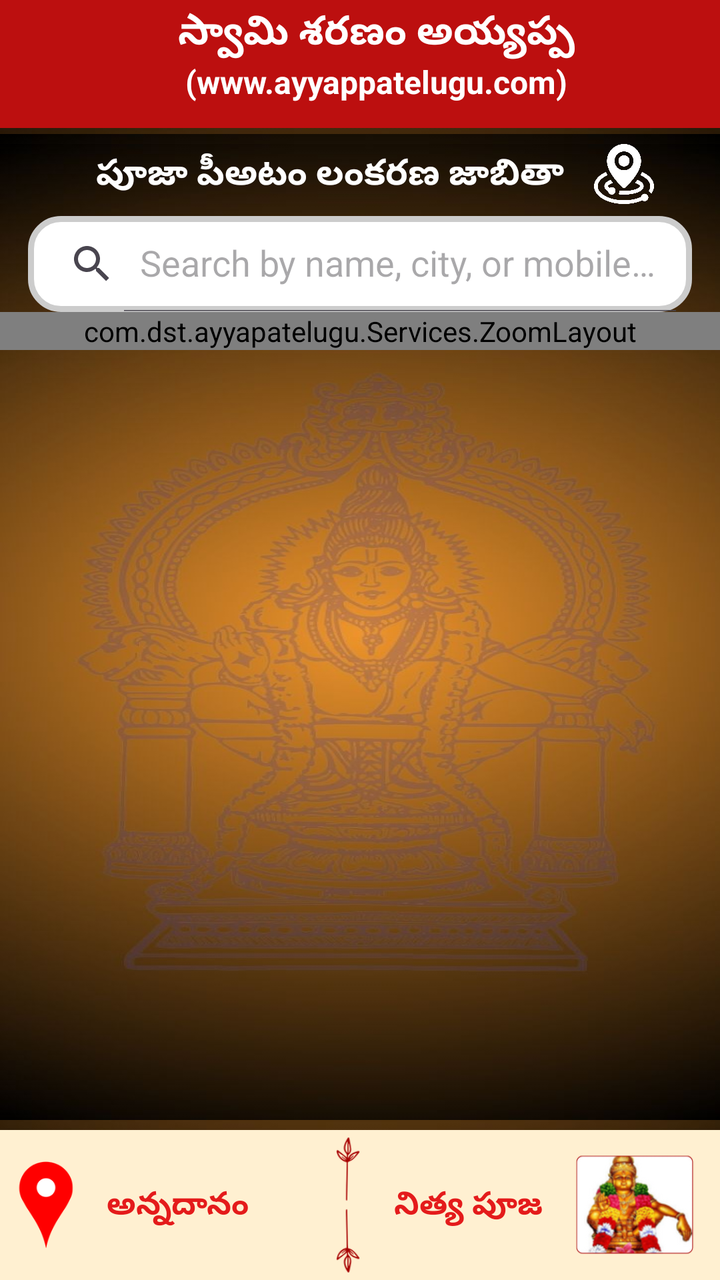
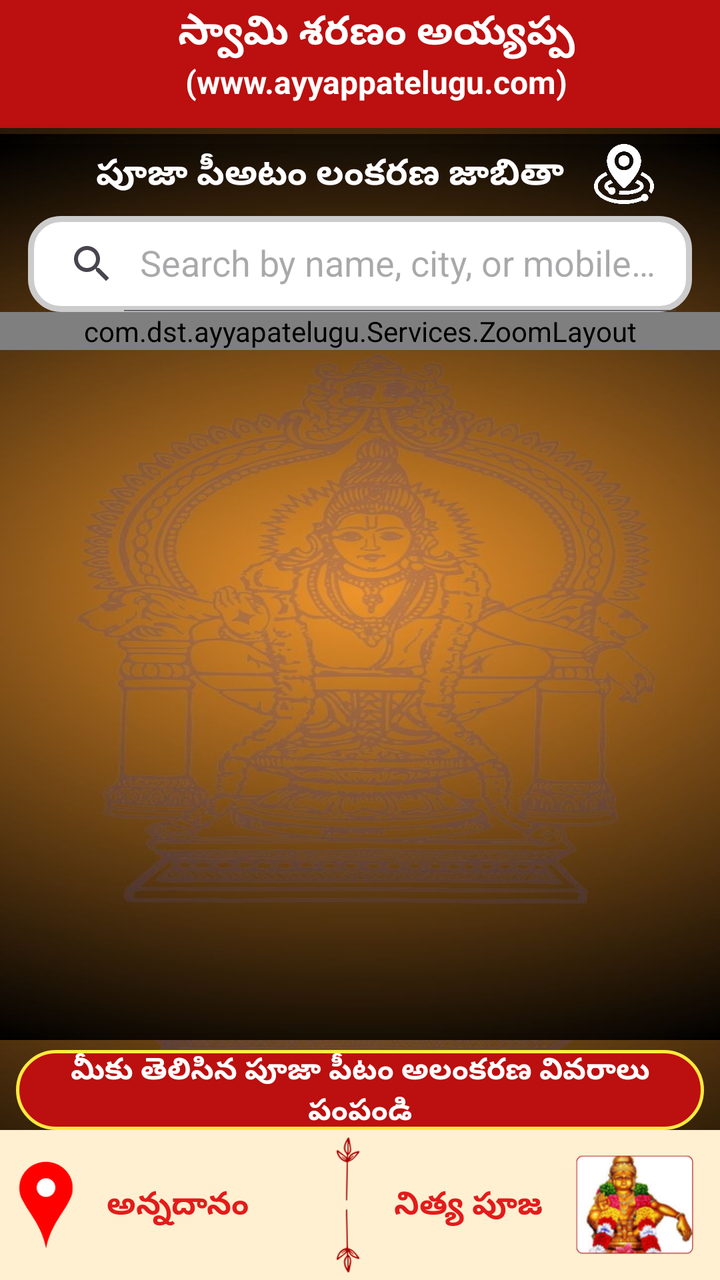

Compare the two renders of this Android layout. The source of the first and the diff that turns it into the second are given below.
<!-- AndroidManifest.xml: application theme Theme.AyyapaTelugu -->
<!-- res/layout/activity_ayyappa_petam_list.xml -->
<?xml version="1.0" encoding="utf-8"?>
<androidx.coordinatorlayout.widget.CoordinatorLayout xmlns:android="http://schemas.android.com/apk/res/android"
    xmlns:app="http://schemas.android.com/apk/res-auto"
    xmlns:tools="http://schemas.android.com/tools"
    android:layout_width="match_parent"
    android:layout_height="match_parent"
    android:background="@drawable/bg_logo"
    android:fitsSystemWindows="true"
    tools:context=".HomeActivity">
    <com.google.android.material.appbar.AppBarLayout
        android:layout_width="match_parent"
        android:layout_height="wrap_content"
        android:background="#BC0F0F">
        <androidx.appcompat.widget.Toolbar
            android:id="@+id/toolbar"
            android:layout_width="match_parent"
            android:layout_height="wrap_content"
            android:background="#BC0F0F"
            >
            <include
                layout="@layout/headr_toolbar"
                android:layout_width="match_parent"
                android:layout_height="match_parent"
                />
        </androidx.appcompat.widget.Toolbar>
    </com.google.android.material.appbar.AppBarLayout>

    <include
        layout="@layout/ayyaapa_poojapetam_list"
        android:layout_width="match_parent"
        android:layout_height="wrap_content"
        android:layout_marginTop="67dp"/>

    <LinearLayout
        android:layout_width="match_parent"
        android:layout_height="75dp"
        android:orientation="horizontal"
        android:layout_gravity="bottom"
        android:background="#FFF0D1">

        <LinearLayout
            android:layout_width="match_parent"
            android:layout_height="wrap_content"
            android:orientation="horizontal"
            android:weightSum="5"
            android:gravity="center"
            android:layout_weight="1">


            <ImageView
                android:layout_width="0dp"
                android:layout_height="60dp"
                android:layout_weight="1"
                android:id="@+id/layout_image_anadanam"
                android:layout_marginLeft="-20dp"
                android:src="@drawable/location"/>
            <TextView
                android:layout_width="0dp"
                android:layout_height="wrap_content"
                android:text="అన్నదానం"
                android:layout_weight="1"
                android:textColor="#E41B1B"
                android:id="@+id/layout_txt_anadanam"
                android:gravity="center"
                android:layout_marginLeft="-20dp"
                android:textSize="16dp"
                android:textStyle="bold"/>

            <ImageView
                android:layout_width="0dp"
                android:layout_height="wrap_content"
                android:layout_weight="1"
                android:layout_marginLeft="-0dp"
                android:src="@drawable/bottomcenter"/>

            <TextView
                android:layout_width="0dp"
                android:layout_height="wrap_content"
                android:text="నిత్య పూజ"
                android:layout_weight="1"
                android:textColor="#E41B1B"
                android:textSize="16dp"
                android:id="@+id/txt_nitya_pooja"
                android:layout_marginRight="-18dp"
                android:layout_marginLeft="-20dp"
                android:textStyle="bold"/>

            <ImageView
                android:layout_width="0dp"
                android:layout_height="70dp"
                android:layout_weight="1"
                android:id="@+id/img_nitya_pooja"
                android:layout_marginTop="18dp"
                android:layout_marginBottom="18dp"
                android:layout_marginLeft="10dp"
                android:src="@drawable/nithyapooja"/>

        </LinearLayout>
    </LinearLayout>




</androidx.coordinatorlayout.widget.CoordinatorLayout>
<!-- res/layout/headr_toolbar.xml (included above) -->
<?xml version="1.0" encoding="utf-8"?>
<LinearLayout
    xmlns:android="http://schemas.android.com/apk/res/android"
    android:layout_width="match_parent"
    android:layout_height="match_parent"
    android:gravity="center"
    android:background="#BC0F0F"
    android:orientation="vertical">
    <TextView
        android:layout_width="match_parent"
        android:layout_height="wrap_content"
        android:text="స్వామి శరణం అయ్యప్ప"
        android:textColor="#fff"
        android:textSize="20dp"
        android:gravity="center"
        android:textStyle="bold"/>
    <TextView
        android:layout_width="match_parent"
        android:layout_height="wrap_content"
        android:text="(www.ayyappatelugu.com)"
        android:textColor="#fff"
        android:gravity="center"
        android:textSize="16dp"
        android:layout_marginBottom="10dp"
        android:textStyle="bold"/>

</LinearLayout>
<!-- res/layout/ayyaapa_poojapetam_list.xml (included above) -->
<?xml version="1.0" encoding="utf-8"?>
<LinearLayout xmlns:android="http://schemas.android.com/apk/res/android"
    xmlns:tools="http://schemas.android.com/tools"
    android:layout_width="match_parent"
    android:layout_height="match_parent"
    android:background="@drawable/bg_logo"
    android:orientation="vertical"
    xmlns:app="http://schemas.android.com/apk/res-auto">



        <LinearLayout
            android:layout_width="match_parent"
            android:layout_height="match_parent"
            android:layout_marginTop="5dp"
            android:layout_marginBottom="80dp"
            android:background="@drawable/bg_logo"
            android:orientation="vertical">
            <LinearLayout
                android:layout_width="match_parent"
                android:layout_height="wrap_content"
                android:orientation="horizontal"
                android:gravity="center"
                android:layout_marginBottom="6dp">
            <TextView
                android:layout_width="wrap_content"
                android:layout_height="wrap_content"
                android:textStyle="bold"
                android:textColor="#fff"
                android:layout_marginLeft="20dp"
                android:textSize="18dp"
                android:text="పూజా పీఅటం లంకరణ జాబితా"/>
                <ImageView
                    android:layout_width="40dp"
                    android:layout_height="30dp"
                    android:layout_marginLeft="10dp"
                    android:src="@drawable/nearby"
                    android:layout_gravity="right"/>
            </LinearLayout>
            <androidx.appcompat.widget.SearchView
                android:id="@+id/searchView"
                android:layout_width="match_parent"
                android:layout_height="wrap_content"
                android:iconifiedByDefault="false"
                android:focusable="true"
                android:focusableInTouchMode="true"
                android:clickable="true"
                android:queryHint="Search by name, city, or mobile number"
                android:layout_marginLeft="14dp"
                android:layout_marginRight="14dp"
                android:textColorHint="#000"
                android:background="@drawable/searchview_bg"/>
            <com.dst.ayyapatelugu.Services.ZoomLayout
                android:layout_width="match_parent"
                android:layout_height="match_parent">

            <androidx.swiperefreshlayout.widget.SwipeRefreshLayout
                android:id="@+id/swipeRefresh"
                android:layout_width="match_parent"
                android:layout_marginTop="12dp"
                android:layout_height="match_parent">

                <androidx.recyclerview.widget.RecyclerView
                android:layout_width="match_parent"
                android:layout_height="match_parent"
                android:layout_marginTop="8dp"
                android:id="@+id/recycler_decorator"/>
            </androidx.swiperefreshlayout.widget.SwipeRefreshLayout>


            </com.dst.ayyapatelugu.Services.ZoomLayout>
        </LinearLayout>




</LinearLayout>
<!-- resources referenced by this layout -->
<resources>
  <!-- drawable bg_logo: jpeg bitmap (drawable, 66365 bytes) -->
  <!-- drawable bottomcenter: png bitmap (drawable, 6547 bytes) -->
  <!-- drawable location: png bitmap (drawable, 5669 bytes) -->
  <!-- drawable nearby: png bitmap (drawable, 21895 bytes) -->
  <!-- drawable nithyapooja: png bitmap (drawable, 51567 bytes) -->
  <!-- drawable searchview_bg (drawable) -->
  <?xml version="1.0" encoding="utf-8"?>
  <shape xmlns:android="http://schemas.android.com/apk/res/android" android:shape="rectangle">
      
      <solid android:color="@android:color/white" />
      
      <corners android:radius="15dp" />
      
      <stroke android:width="3dp" android:color="#CCCCCC" />
  </shape>
  <style name="Theme.AyyapaTelugu" parent="Base.Theme.AyyapaTelugu" />
  <style name="Base.Theme.AyyapaTelugu" parent="Theme.Material3.DayNight.NoActionBar">
          
          
          <item name="windowActionBar">false</item>
          <item name="android:windowNoTitle">true</item>
  
      </style>
</resources>

<!-- the commit's change to res/layout/activity_ayyappa_petam_list.xml (unified diff, before → after) -->
@@ -30,6 +30,24 @@
         android:layout_width="match_parent"
         android:layout_height="wrap_content"
         android:layout_marginTop="67dp"/>
+
+    <TextView
+        android:id="@+id/txt_send_guru_details"
+        android:layout_width="match_parent"
+        android:layout_height="40dp"
+        android:layout_gravity="bottom"
+        android:layout_marginBottom="75dp"
+        android:gravity="center"
+        android:text="మీకు తెలిసిన పూజా పీటం అలంకరణ వివరాలు పంపండి"
+        android:background="@drawable/bg_send_guru_rect"
+        android:textColor="#FFFFFF"
+        android:textSize="15sp"
+        android:textStyle="bold"
+        android:clickable="true"
+        android:focusable="true"
+        android:layout_marginLeft="8dp"
+        android:layout_marginRight="8dp"
+        android:foreground="?attr/selectableItemBackground" />
 
     <LinearLayout
         android:layout_width="match_parent"
@@ -146,7 +164,7 @@
             android:layout_width="match_parent"
             android:layout_height="match_parent"
             android:layout_marginTop="5dp"
-            android:layout_marginBottom="80dp"
+            android:layout_marginBottom="120dp"
             android:background="@drawable/bg_logo"
             android:orientation="vertical">
             <LinearLayout
<!-- resource entries referenced after the edit -->
@@ -1,6 +1,16 @@
 <!-- resources referenced by this layout -->
 <resources>
   <!-- drawable bg_logo: jpeg bitmap (drawable, 66365 bytes) -->
+  <!-- drawable bg_send_guru_rect (drawable) -->
+  <?xml version="1.0" encoding="utf-8"?>
+  <shape xmlns:android="http://schemas.android.com/apk/res/android"
+      android:shape="rectangle">
+      <solid android:color="#BC0F0F" />
+      <corners android:radius="100dp" />
+      <stroke
+          android:width="1.5dp"
+          android:color="#FFEB3B" />
+  </shape>
   <!-- drawable bottomcenter: png bitmap (drawable, 6547 bytes) -->
   <!-- drawable location: png bitmap (drawable, 5669 bytes) -->
   <!-- drawable nearby: png bitmap (drawable, 21895 bytes) -->
